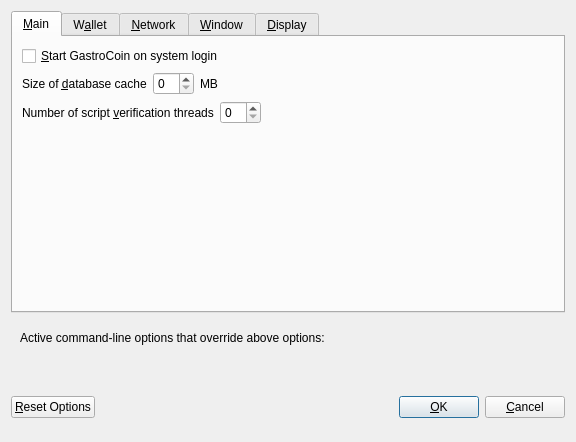
Old version of the form src/qt/forms/optionsdialog.ui in the repository masternodesbiz/GTC.
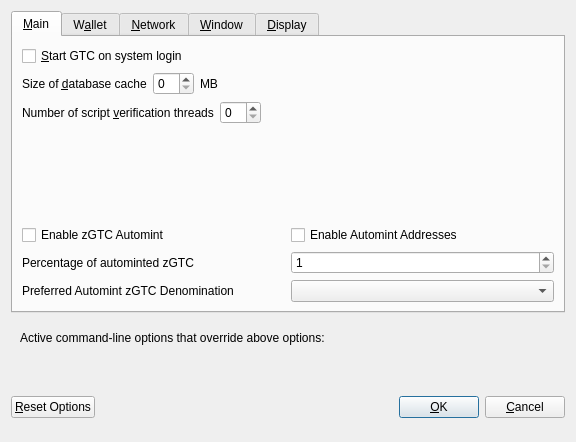
New version of the form. Custom widgets are drawn as their Qt base class.

What changed in the file:
```diff
--- a/src/qt/forms/optionsdialog.ui
+++ b/src/qt/forms/optionsdialog.ui
@@ -33,7 +33,7 @@
           <string>Automatically start GastroCoin after logging in to the system.</string>
          </property>
          <property name="text">
-          <string>&amp;Start GastroCoin on system login</string>
+          <string>&amp;Start GTC on system login</string>
          </property>
         </widget>
        </item>
@@ -130,6 +130,111 @@
          </property>
         </spacer>
        </item>
+       <item>
+        <widget class="QWidget" name="verticalZpivOptionsWidget" native="true">
+         <layout class="QVBoxLayout" name="verticalZpivOptionsLayout">
+          <property name="margin">
+           <number>0</number>
+          </property>
+          <item>
+           <layout class="QHBoxLayout" name="horizontalAutomintingLayout">
+            <item>
+             <widget class="QCheckBox" name="checkBoxZeromintEnable">
+              <property name="toolTip">
+               <string>Enable automatic minting of GTC units to zGTC</string>
+              </property>
+              <property name="layoutDirection">
+               <enum>Qt::LeftToRight</enum>
+              </property>
+              <property name="text">
+               <string>Enable zGTC Automint</string>
+              </property>
+             </widget>
+            </item>
+            <item>
+             <widget class="QCheckBox" name="checkBoxZeromintAddresses">
+              <property name="toolTip">
+               <string>Enable automatic zGTC minting from specific addresses</string>
+              </property>
+              <property name="layoutDirection">
+               <enum>Qt::LeftToRight</enum>
+              </property>
+              <property name="text">
+               <string>Enable Automint Addresses</string>
+              </property>
+             </widget>
+            </item>
+           </layout>
+          </item>
+          <item>
+           <layout class="QHBoxLayout" name="horizontalZmintPercentageLayout">
+            <item>
+             <widget class="QLabel" name="percentage_label">
+              <property name="toolTip">
+               <string>Percentage of incoming GTC which get automatically converted to zGTC via Zerocoin Protocol (min: 10%)</string>
+              </property>
+              <property name="text">
+               <string>Percentage of autominted zGTC</string>
+              </property>
+             </widget>
+            </item>
+            <item>
+             <widget class="QSpinBox" name="zeromintPercentage">
+              <property name="minimum">
+               <number>1</number>
+              </property>
+              <property name="maximum">
+               <number>100</number>
+              </property>
+             </widget>
+            </item>
+           </layout>
+          </item>
+          <item>
+           <layout class="QHBoxLayout" name="horizontalLayout" stretch="0,0">
+            <property name="sizeConstraint">
+             <enum>QLayout::SetFixedSize</enum>
+            </property>
+            <item>
+             <widget class="QLabel" name="labelPreferredDenom">
+              <property name="maximumSize">
+               <size>
+                <width>16777215</width>
+                <height>16777215</height>
+               </size>
+              </property>
+              <property name="toolTip">
+               <string>Wait with automatic conversion to Zerocoin until enough GTC for this denomination is available</string>
+              </property>
+              <property name="text">
+               <string>Preferred Automint zGTC Denomination</string>
+              </property>
+             </widget>
+            </item>
+            <item>
+             <widget class="QComboBox" name="preferredDenom">
+              <property name="maximumSize">
+               <size>
+                <width>16777215</width>
+                <height>27</height>
+               </size>
+              </property>
+              <property name="toolTip">
+               <string>Wait with automatic conversion to Zerocoin until enough GTC for this denomination is available</string>
+              </property>
+              <property name="maxVisibleItems">
+               <number>9</number>
+              </property>
+              <property name="maxCount">
+               <number>9</number>
+              </property>
+             </widget>
+            </item>
+           </layout>
+          </item>
+         </layout>
+        </widget>
+       </item>
       </layout>
      </widget>
      <widget class="QWidget" name="tabWallet">
```
Left out of the diff: 62 changed lines with no effect on the pictures. Lines whose indentation alone changed are shown as unchanged.
